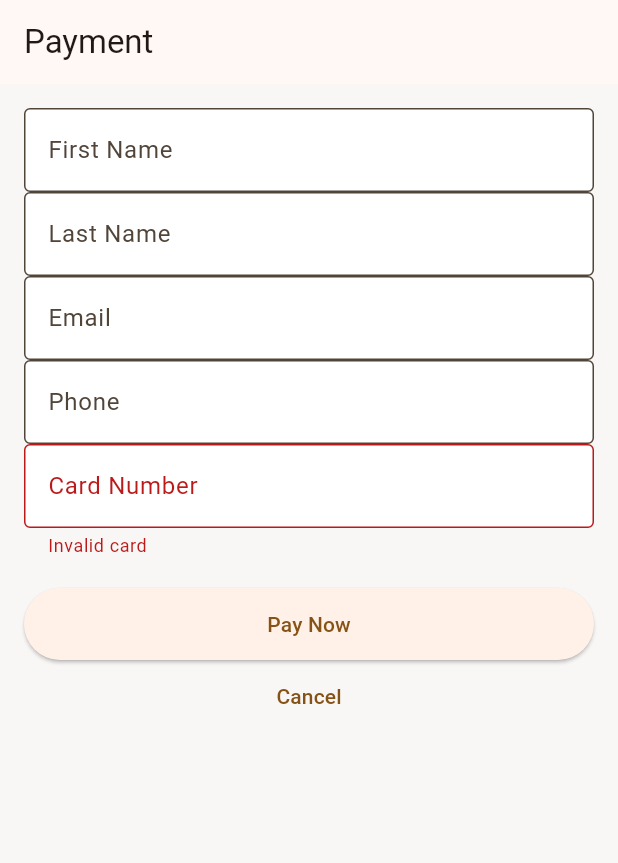
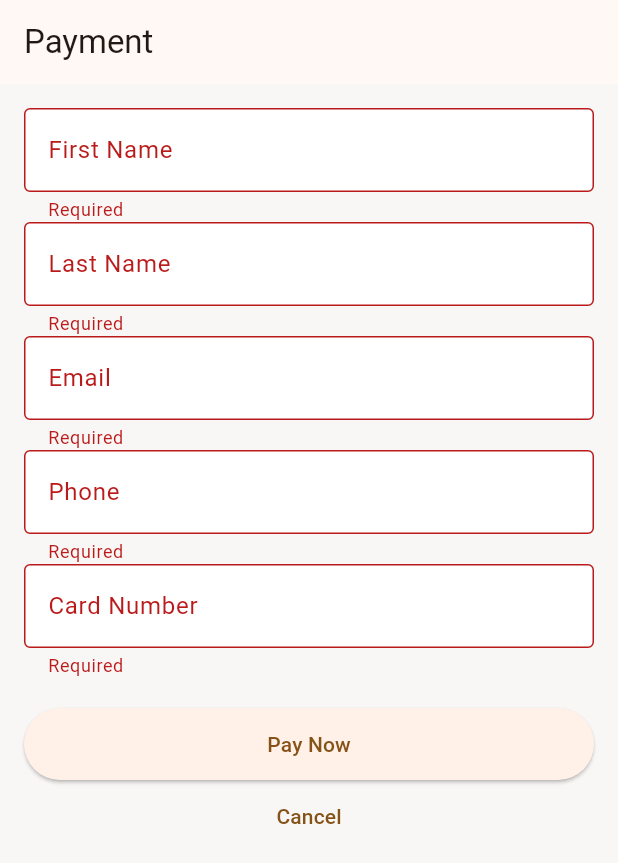
Before and after one commit to chriss212/link_up, a Flutter app: the PaymentsScreen screen opened by its route, after a tap on "Pay Now", on a phone screen of 412 x 824 dp. Shown: the top 863 px of the screen. Run offline on Flutter 3.47's test engine with Material 3 defaults, Android fonts, the phone set to English and light mode, and no system bars; our stand-ins replace dio, flutter_dotenv, flutter_riverpod, go_router, table_calendar; network calls fail.

Commit message:
Refactor finances and payments modules: integrate Dio for API calls, enhance state management, and improve UI responsiveness

```diff
--- a/lib/main.dart
+++ b/lib/main.dart
@@ -3,8 +3,12 @@ import 'package:flutter_riverpod/flutter_riverpod.dart';
 import 'config/theme/theme_provider.dart'; // ThemeNotifier y ThemeModeType
 import 'config/theme/app_theme.dart';      // AppTheme.lightTheme / darkTheme
 import 'config/router/app_router.dart';
+import 'package:flutter_dotenv/flutter_dotenv.dart';
 
-void main() {
+
+Future<void> main() async {
+  WidgetsFlutterBinding.ensureInitialized();
+  await dotenv.load(fileName: ".env");
   runApp(const ProviderScope(child: MyApp()));
 }
 
--- a/lib/payments/payments_screen.dart
+++ b/lib/payments/payments_screen.dart
@@ -1,4 +1,5 @@
 import 'package:flutter/material.dart';
+import 'payments_service.dart';
 
 class PaymentsScreen extends StatelessWidget {
   static const name = 'payments';
@@ -6,8 +7,14 @@ class PaymentsScreen extends StatelessWidget {
 
   @override
   Widget build(BuildContext context) {
+    final formKey = GlobalKey<FormState>();
+    final service = PaymentsService();
+
+    final firstNameCtrl = TextEditingController();
+    final lastNameCtrl = TextEditingController();
+    final emailCtrl = TextEditingController();
+    final phoneCtrl = TextEditingController();
     final cardCtrl = TextEditingController();
-    final formKey = GlobalKey<FormState>();
 
     return Scaffold(
       appBar: AppBar(title: const Text("Payment")),
@@ -17,23 +24,68 @@ class PaymentsScreen extends StatelessWidget {
           key: formKey,
           child: ListView(
             children: [
-              TextFormField(decoration: const InputDecoration(labelText: "First Name")),
-              TextFormField(decoration: const InputDecoration(labelText: "Last Name")),
-              TextFormField(decoration: const InputDecoration(labelText: "Email")),
-              TextFormField(decoration: const InputDecoration(labelText: "Phone")),
+              TextFormField(
+                controller: firstNameCtrl,
+                decoration: const InputDecoration(labelText: "First Name"),
+                validator: (v) => v == null || v.isEmpty ? "Required" : null,
+              ),
+              TextFormField(
+                controller: lastNameCtrl,
+                decoration: const InputDecoration(labelText: "Last Name"),
+                validator: (v) => v == null || v.isEmpty ? "Required" : null,
+              ),
+              TextFormField(
+                controller: emailCtrl,
+                decoration: const InputDecoration(labelText: "Email"),
+                validator: (v) => v == null || v.isEmpty ? "Required" : null,
+              ),
+              TextFormField(
+                controller: phoneCtrl,
+                decoration: const InputDecoration(labelText: "Phone"),
+                validator: (v) => v == null || v.isEmpty ? "Required" : null,
+              ),
               TextFormField(
                 controller: cardCtrl,
                 decoration: const InputDecoration(labelText: "Card Number"),
-                validator: (v) => v != null && v.length == 16 ? null : "Invalid card",
+                keyboardType: TextInputType.number,
+                validator: (v) {
+                  if (v == null || v.isEmpty) return "Required";
+                  if (v.length != 16) return "Invalid card";
+                  return null;
+                },
               ),
               const SizedBox(height: 20),
               ElevatedButton(
-                onPressed: () {
-                  if (formKey.currentState!.validate()) {
-                    ScaffoldMessenger.of(context).showSnackBar(
-                      const SnackBar(content: Text("Payment successful ✅")),
-                    );
-                    Navigator.pop(context, true);
+                onPressed: () async {
+                  if (formKey.currentState?.validate() ?? false) {
+                    try {
+                      final success = await service.makePayment(
+                        firstName: firstNameCtrl.text,
+                        lastName: lastNameCtrl.text,
+                        email: emailCtrl.text,
+                        phone: phoneCtrl.text,
+                        cardNumber: cardCtrl.text,
+                        amount: 100,
+                      );
+
+                      if (success) {
+                        ScaffoldMessenger.of(context).showSnackBar(
+                          const SnackBar(
+                              content: Text("Payment successful ✅")),
+                        );
+                        Navigator.pop(context, true); // 👈 importante
+                      } else {
+                        ScaffoldMessenger.of(context).showSnackBar(
+                          const SnackBar(
+                              content:
+                                  Text("Payment failed ❌, please try again.")),
+                        );
+                      }
+                    } catch (e) {
+                      ScaffoldMessenger.of(context).showSnackBar(
+                        SnackBar(content: Text("Error: $e")),
+                      );
+                    }
                   }
                 },
                 child: const Text("Pay Now"),
--- /dev/null
+++ b/lib/payments/payments_service.dart
@@ -0,0 +1,56 @@
+import 'package:dio/dio.dart';
+import 'package:flutter_dotenv/flutter_dotenv.dart';
+
+class PaymentsService {
+  final Dio _dio = Dio();
+
+  PaymentsService() {
+    final baseUrl = dotenv.env['API_URL'] ?? 'http://10.0.2.2:3000/api';
+    _dio.options.baseUrl = baseUrl;
+  }
+
+  Future<bool> makePayment({
+    required String firstName,
+    required String lastName,
+    required String email,
+    required String phone,
+    required String cardNumber,
+    required int amount,
+  }) async {
+    try {
+      final response = await _dio.post(
+        '/payments',
+        data: {
+          'firstName': firstName,
+          'lastName': lastName,
+          'email': email,
+          'phone': phone,
+          'cardNumber': cardNumber,
+          'amount': amount,
+        },
+      );
+
+      print('🔹 Payment response: ${response.data}');
+      print('🔹 Status code: ${response.statusCode}');
+
+      // 💥 Acepta más casos de éxito (200, 201 y sin 'success' explícito)
+      if (response.statusCode == 200 ||
+          response.statusCode == 201 ||
+          response.statusCode == 202) {
+        final data = response.data;
+        return data is Map<String, dynamic>
+            ? (data['success'] == true ||
+                data['status'] == 'success' ||
+                data['status'] == 'Success' ||
+                data['message']?.toString().toLowerCase().contains('success') ==
+                    true)
+            : true;
+      }
+
+      return false;
+    } catch (e) {
+      print('❌ Payment error: $e');
+      return false;
+    }
+  }
+}
--- a/lib/profile/profile_screen.dart
+++ b/lib/profile/profile_screen.dart
@@ -372,7 +372,7 @@ class ProfileScreen extends ConsumerWidget {
             onPressed: () {
               ref.read(walletProvider.notifier).reset();
               ref.read(profileProvider.notifier).reset();
-              ref.read(financesProvider.notifier).reset();
+              ref.invalidate(financesProvider);
               Navigator.of(dctx).pop();
               context.go('/welcome');
             },
--- a/pubspec.yaml
+++ b/pubspec.yaml
@@ -9,12 +9,14 @@ environment:
 dependencies:
   flutter:
     sdk: flutter
+  dio: ^5.8.0+1
 
   table_calendar: ^3.0.9
   go_router: ^16.2.2
   flutter_riverpod: ^3.0.0
   riverpod: ^3.0.0
   riverpod_generator: ^3.0.0
+  flutter_dotenv: ^6.0.0
 
 
 
@@ -27,3 +29,4 @@ flutter:
   uses-material-design: true
   assets:
     - assets/images/
+    - .env
```
Also changed, not shown: lib/finances/finances_provider.dart (+44 -35 lines), lib/finances/finances_screen.dart (+137 -202 lines), lib/finances/finances_service.dart (added, +109 -0 lines), lib/services/api_service.dart (added, +16 -0 lines), pubspec.lock, 1 other file.
